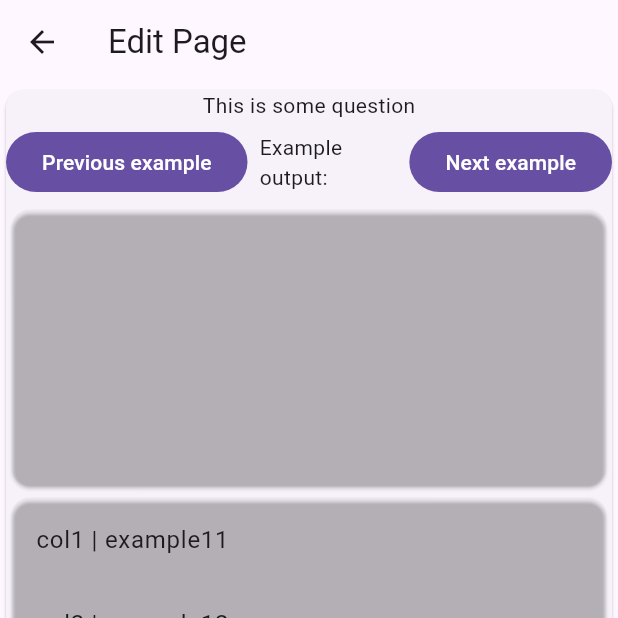
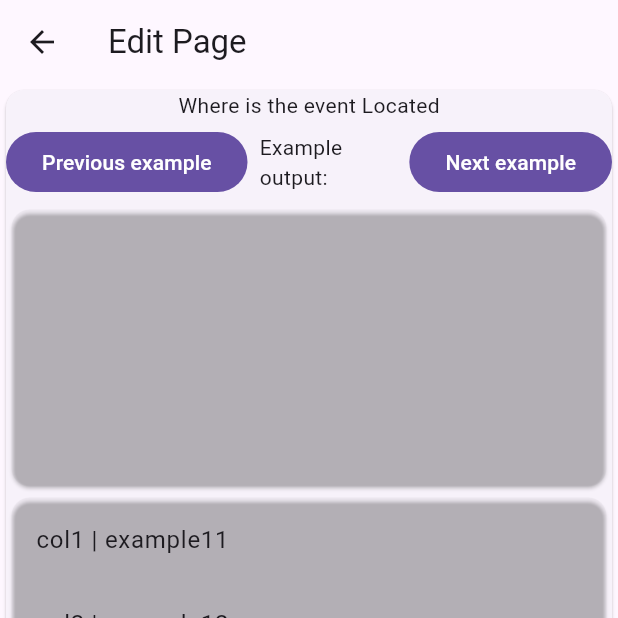
Before and after one commit to cs481-ekh/s25-syncineers, a Flutter app: the EditPage screen opened by its route, on a phone screen of 412 x 824 dp, the top half of it. Run offline on Flutter 3.47's test engine with Material 3 defaults, Android fonts, the phone set to English and light mode, and no system bars; our stand-ins replace csv, file_picker, google_sign_in, googleapis_auth, shared_preferences, web; missing offline and left inert: excel, file_saver, googleapis; accounts and stored records are empty.

Commit message:
closes #118 (#124)

```diff
--- a/easy_sync/lib/pages/editPage.dart
+++ b/easy_sync/lib/pages/editPage.dart
@@ -16,9 +16,8 @@ class EditPage extends StatefulWidget {
 
 class _EditPageState extends State<EditPage> {
   final Map<String, QuestionAndAnswers> questions = {
-    "example": QuestionAndAnswers("This is some question"),
     // "summary": QuestionAndAnswers("How is each event title constructed"),
-    // "location" : QuestionAndAnswers("Where is the event Located"),
+    "location": QuestionAndAnswers("Where is the event Located"),
     // "first day" : QuestionAndAnswers("Which column contains the first day"),
     // "last day" : QuestionAndAnswers("Which column contains the last day"),
     // "startTime" : QuestionAndAnswers("Which column contains the start time"),
@@ -167,9 +166,9 @@ class Dataset {
           MapEntry(key, getColumnsFromRow(i, value.answerIndices)));
 
       output.add(EventStruct(
-        summary: parseSummary(answers["example"]!),
-        description: parseDescription(answers["example"]!, answers["example"]!),
-        location: parseLocation([]),
+        summary: parseSummary([]),
+        description: parseDescription([]),
+        location: parseLocation(answers["location"]!),
         startTime: parseStartTime([]),
         endTime: parseEndTime([]),
         timezone: parseTimezone([]),
@@ -235,10 +234,9 @@ class QuestionWidget extends StatelessWidget {
 
   @override
   Widget build(BuildContext context) {
-    String example = "";
-    for (var index in questionAndAnswerIndices.answerIndices) {
-      example += "${selectableAnswers.getExample(index)} ";
-    }
+    String example = questionAndAnswerIndices.answerIndices
+        .map((index) => selectableAnswers.getExample(index))
+        .join(" ");
 
     return Card(
       child: Column(
@@ -246,9 +244,9 @@ class QuestionWidget extends StatelessWidget {
           Text(questionAndAnswerIndices.question),
           Row(
             children: [
-              previousExample(),
+              previousExampleButton(),
               exampleText(example),
-              nextExample(),
+              nextExampleButton(),
             ],
           ),
           selectedAnswersWidget(),
@@ -300,7 +298,7 @@ class QuestionWidget extends StatelessWidget {
     );
   }
 
-  FilledButton nextExample() {
+  FilledButton nextExampleButton() {
     return FilledButton(
         onPressed: () {
           callBackFunction();
@@ -317,7 +315,7 @@ class QuestionWidget extends StatelessWidget {
     ));
   }
 
-  FilledButton previousExample() {
+  FilledButton previousExampleButton() {
     return FilledButton(
         onPressed: () {
           selectableAnswers.previousExample();
@@ -332,14 +330,15 @@ String parseSummary(List<String> input) {
   return "fixme";
 }
 
-String parseDescription(List<String> input1, List<String> input2) {
+String parseDescription(List<String> input) {
   // TODO fixme
   return "fixme";
 }
 
 String parseLocation(List<String> input) {
-  // TODO fixme
-  return "fixme";
+  String output = input.isEmpty ? "no location given" : input.join(" ").trim();
+  output = (output == "") ? "no location given" : output;
+  return output;
 }
 
 String parseStartTime(List<String> input) {
```
